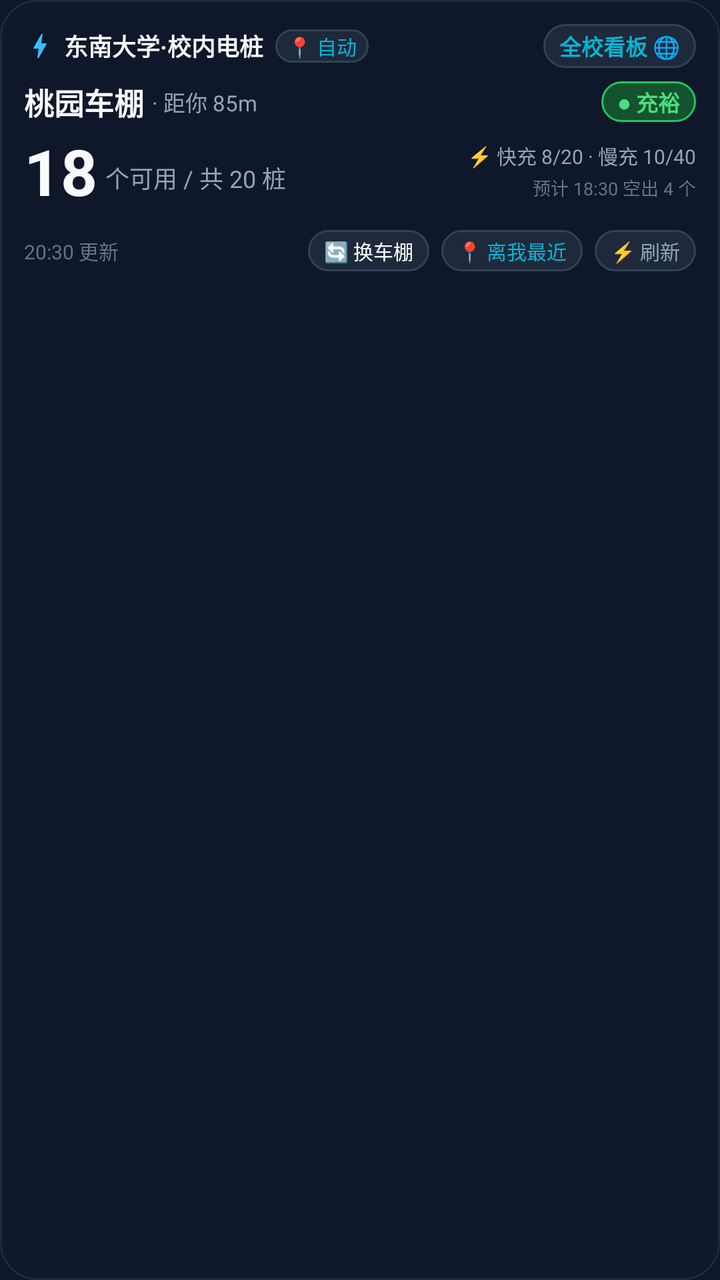
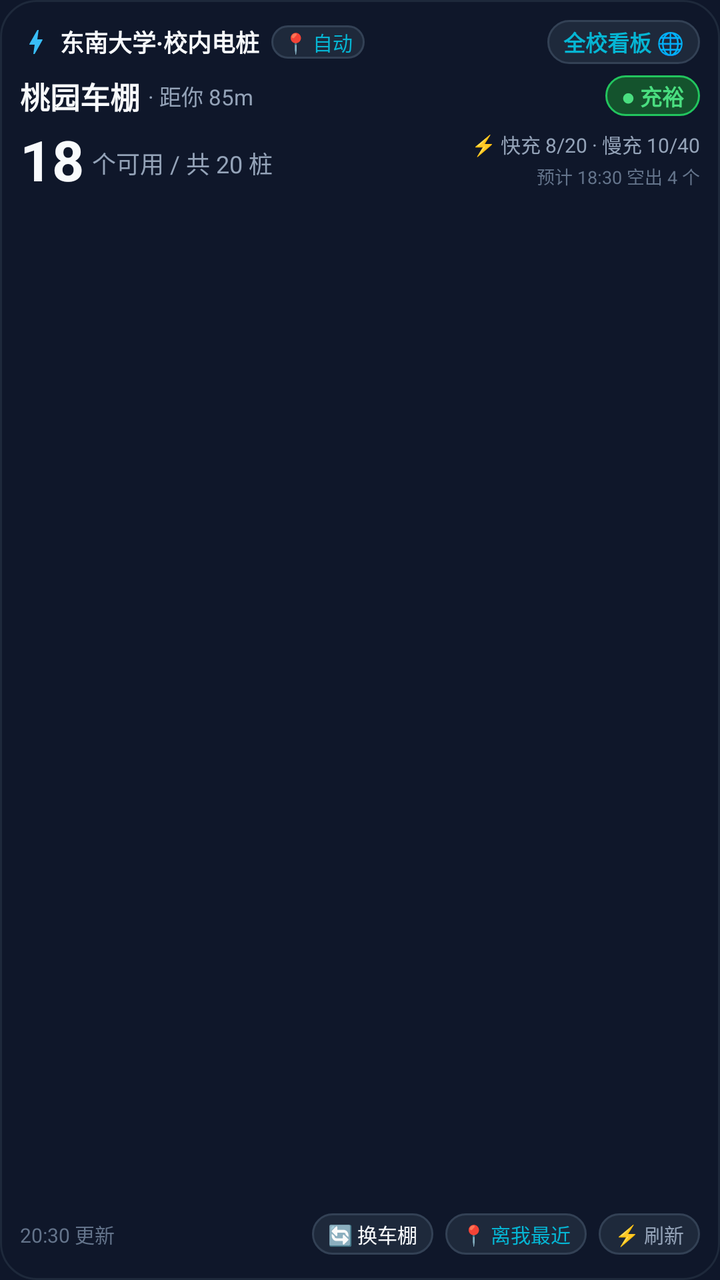

Before-and-after screenshots of an Android layout around one commit, followed by the original layout XML and the change that was made.
<!-- AndroidManifest.xml: application theme Theme.SEUChargingWidget -->
<!-- res/layout/widget_charging_4x2.xml -->
<?xml version="1.0" encoding="utf-8"?>
<LinearLayout xmlns:android="http://schemas.android.com/apk/res/android"
    android:id="@+id/widget_root"
    android:layout_width="match_parent"
    android:layout_height="match_parent"
    android:background="@drawable/bg_widget_card"
    android:orientation="vertical"
    android:padding="12dp">

    
    <LinearLayout
        android:layout_width="match_parent"
        android:layout_height="wrap_content"
        android:gravity="center_vertical"
        android:orientation="horizontal">

        <ImageView
            android:layout_width="16dp"
            android:layout_height="16dp"
            android:contentDescription="@string/widget_title"
            android:src="@drawable/ic_bolt" />

        <TextView
            android:layout_width="wrap_content"
            android:layout_height="wrap_content"
            android:layout_marginStart="4dp"
            android:text="@string/widget_title"
            android:textColor="@color/text_primary"
            android:textSize="12sp"
            android:textStyle="bold" />

        <TextView
            android:id="@+id/tv_mode_tag"
            android:layout_width="wrap_content"
            android:layout_height="wrap_content"
            android:layout_marginStart="6dp"
            android:background="@drawable/bg_pill_button"
            android:paddingStart="6dp"
            android:paddingTop="1dp"
            android:paddingEnd="6dp"
            android:paddingBottom="1dp"
            android:text="📍 自动"
            android:textColor="@color/accent_cyan"
            android:textSize="10sp" />

        <FrameLayout
            android:layout_width="0dp"
            android:layout_height="1dp"
            android:layout_weight="1" />

        
        <TextView
            android:id="@+id/btn_web"
            android:layout_width="wrap_content"
            android:layout_height="wrap_content"
            android:background="@drawable/bg_pill_button"
            android:paddingStart="8dp"
            android:paddingTop="3dp"
            android:paddingEnd="8dp"
            android:paddingBottom="3dp"
            android:text="@string/btn_web"
            android:textColor="@color/accent_cyan"
            android:textSize="11sp"
            android:textStyle="bold" />
    </LinearLayout>

    
    <LinearLayout
        android:layout_width="match_parent"
        android:layout_height="wrap_content"
        android:layout_marginTop="6dp"
        android:gravity="center_vertical"
        android:orientation="horizontal">

        <TextView
            android:id="@+id/tv_station_name"
            android:layout_width="wrap_content"
            android:layout_height="wrap_content"
            android:ellipsize="end"
            android:maxWidth="180dp"
            android:singleLine="true"
            android:text="桃园车棚"
            android:textColor="@color/text_primary"
            android:textSize="15sp"
            android:textStyle="bold" />

        <TextView
            android:id="@+id/tv_distance_info"
            android:layout_width="wrap_content"
            android:layout_height="wrap_content"
            android:layout_marginStart="4dp"
            android:text="· 距你 85m"
            android:textColor="@color/text_secondary"
            android:textSize="11sp" />

        <FrameLayout
            android:layout_width="0dp"
            android:layout_height="1dp"
            android:layout_weight="1" />

        
        <TextView
            android:id="@+id/tv_status_badge"
            android:layout_width="wrap_content"
            android:layout_height="wrap_content"
            android:background="@drawable/bg_badge_green"
            android:paddingStart="8dp"
            android:paddingTop="2dp"
            android:paddingEnd="8dp"
            android:paddingBottom="2dp"
            android:text="● 充裕"
            android:textColor="@color/status_green_text"
            android:textSize="11sp"
            android:textStyle="bold" />
    </LinearLayout>

    
    <LinearLayout
        android:layout_width="match_parent"
        android:layout_height="wrap_content"
        android:layout_marginTop="2dp"
        android:gravity="center_vertical"
        android:orientation="horizontal">

        
        <LinearLayout
            android:layout_width="wrap_content"
            android:layout_height="wrap_content"
            android:gravity="bottom"
            android:orientation="horizontal">

            <TextView
                android:id="@+id/tv_free_count"
                android:layout_width="wrap_content"
                android:layout_height="wrap_content"
                android:text="18"
                android:textColor="@color/text_primary"
                android:textSize="32sp"
                android:textStyle="bold" />

            <TextView
                android:id="@+id/tv_total_suffix"
                android:layout_width="wrap_content"
                android:layout_height="wrap_content"
                android:layout_marginStart="4dp"
                android:layout_marginBottom="4dp"
                android:text="个可用 / 共 20 桩"
                android:textColor="@color/text_secondary"
                android:textSize="12sp" />
        </LinearLayout>

        <FrameLayout
            android:layout_width="0dp"
            android:layout_height="1dp"
            android:layout_weight="1" />

        
        <LinearLayout
            android:layout_width="wrap_content"
            android:layout_height="wrap_content"
            android:gravity="end"
            android:orientation="vertical">

            <TextView
                android:id="@+id/tv_breakdown"
                android:layout_width="wrap_content"
                android:layout_height="wrap_content"
                android:text="⚡ 快充 8/20 · 慢充 10/40"
                android:textColor="@color/text_secondary"
                android:textSize="10sp" />

            <TextView
                android:id="@+id/tv_trend_prediction"
                android:layout_width="wrap_content"
                android:layout_height="wrap_content"
                android:layout_marginTop="2dp"
                android:text="预计 18:30 空出 4 个"
                android:textColor="@color/text_muted"
                android:textSize="9sp" />
        </LinearLayout>
    </LinearLayout>

    
    <LinearLayout
        android:layout_width="match_parent"
        android:layout_height="wrap_content"
        android:layout_marginTop="8dp"
        android:gravity="center_vertical"
        android:orientation="horizontal">

        <TextView
            android:id="@+id/tv_update_time"
            android:layout_width="wrap_content"
            android:layout_height="wrap_content"
            android:text="20:30 更新"
            android:textColor="@color/text_muted"
            android:textSize="10sp" />

        <FrameLayout
            android:layout_width="0dp"
            android:layout_height="1dp"
            android:layout_weight="1" />

        
        <TextView
            android:id="@+id/btn_switch_next"
            android:layout_width="wrap_content"
            android:layout_height="wrap_content"
            android:layout_marginEnd="6dp"
            android:background="@drawable/bg_pill_button"
            android:paddingStart="8dp"
            android:paddingTop="3dp"
            android:paddingEnd="8dp"
            android:paddingBottom="3dp"
            android:text="@string/btn_switch_next"
            android:textColor="@color/text_primary"
            android:textSize="10sp" />

        
        <TextView
            android:id="@+id/btn_auto_locate"
            android:layout_width="wrap_content"
            android:layout_height="wrap_content"
            android:layout_marginEnd="6dp"
            android:background="@drawable/bg_pill_button"
            android:paddingStart="8dp"
            android:paddingTop="3dp"
            android:paddingEnd="8dp"
            android:paddingBottom="3dp"
            android:text="@string/btn_auto_loc"
            android:textColor="@color/accent_cyan"
            android:textSize="10sp" />

        
        <TextView
            android:id="@+id/btn_refresh"
            android:layout_width="wrap_content"
            android:layout_height="wrap_content"
            android:background="@drawable/bg_pill_button"
            android:paddingStart="8dp"
            android:paddingTop="3dp"
            android:paddingEnd="8dp"
            android:paddingBottom="3dp"
            android:text="@string/btn_refresh"
            android:textColor="@color/text_secondary"
            android:textSize="10sp" />
    </LinearLayout>

</LinearLayout>
<!-- resources referenced by this layout -->
<resources>
  <color name="accent_cyan">#06b6d4</color>
  <color name="status_green_text">#4ade80</color>
  <color name="text_muted">#64748b</color>
  <color name="text_primary">#f8fafc</color>
  <color name="text_secondary">#94a3b8</color>
  <!-- drawable bg_badge_green (drawable) -->
  <?xml version="1.0" encoding="utf-8"?>
  <shape xmlns:android="http://schemas.android.com/apk/res/android"
      android:shape="rectangle">
      <solid android:color="@color/status_green_bg" />
      <corners android:radius="12dp" />
      <stroke
          android:width="1dp"
          android:color="@color/status_green_stroke" />
  </shape>
  <!-- drawable bg_pill_button (drawable) -->
  <?xml version="1.0" encoding="utf-8"?>
  <shape xmlns:android="http://schemas.android.com/apk/res/android"
      android:shape="rectangle">
      <solid android:color="@color/btn_pill_bg" />
      <corners android:radius="14dp" />
      <stroke
          android:width="1dp"
          android:color="@color/btn_pill_stroke" />
  </shape>
  <!-- drawable bg_widget_card (drawable) -->
  <?xml version="1.0" encoding="utf-8"?>
  <shape xmlns:android="http://schemas.android.com/apk/res/android"
      android:shape="rectangle">
      <solid android:color="#0f172a" />
      <corners android:radius="18dp" />
      <stroke
          android:width="1dp"
          android:color="#1e293b" />
  </shape>
  <!-- drawable ic_bolt (drawable) -->
  <vector xmlns:android="http://schemas.android.com/apk/res/android"
      android:width="24dp"
      android:height="24dp"
      android:viewportWidth="24"
      android:viewportHeight="24">
      <path
          android:fillColor="#38bdf8"
          android:pathData="M11,21h-1l1,-7H7.5c-0.58,0 -0.57,-0.32 -0.38,-0.66c0.19,-0.34 0.05,-0.08 0.07,-0.12C8.48,10.94 10.42,7.54 13,3h1l-1,7h3.5c0.49,0 0.56,0.33 0.31,0.68L11,21z" />
  </vector>
  <string name="btn_auto_loc">📍 离我最近</string>
  <string name="btn_refresh">⚡ 刷新</string>
  <string name="btn_switch_next">🔄 换车棚</string>
  <string name="btn_web">全校看板 🌐</string>
  <string name="widget_title">东南大学·校内电桩</string>
  <style name="Theme.SEUChargingWidget" parent="Theme.MaterialComponents.DayNight.NoActionBar">
          <item name="colorPrimary">@color/accent_blue</item>
          <item name="colorPrimaryVariant">@color/btn_accent_bg</item>
          <item name="colorOnPrimary">@color/text_primary</item>
          <item name="android:statusBarColor">@color/bg_widget</item>
          <item name="android:windowBackground">@color/bg_widget</item>
      </style>
  <color name="status_green_bg">#14532d</color>
  <color name="status_green_stroke">#22c55e</color>
  <color name="btn_pill_bg">#1e293b</color>
  <color name="btn_pill_stroke">#334155</color>
  <color name="accent_blue">#3b82f6</color>
  <color name="btn_accent_bg">#1d4ed8</color>
  <color name="bg_widget">#0f172a</color>
</resources>

<!-- the commit's change to res/layout/widget_charging_4x2.xml (unified diff, before → after) -->
@@ -5,187 +5,210 @@
     android:layout_height="match_parent"
     android:background="@drawable/bg_widget_card"
     android:orientation="vertical"
-    android:padding="12dp">
+    android:padding="10dp">
 
     
     <LinearLayout
+        android:id="@+id/content_container"
         android:layout_width="match_parent"
-        android:layout_height="wrap_content"
-        android:gravity="center_vertical"
-        android:orientation="horizontal">
-
-        <ImageView
-            android:layout_width="16dp"
-            android:layout_height="16dp"
-            android:contentDescription="@string/widget_title"
-            android:src="@drawable/ic_bolt" />
-
-        <TextView
-            android:layout_width="wrap_content"
-            android:layout_height="wrap_content"
-            android:layout_marginStart="4dp"
-            android:text="@string/widget_title"
-            android:textColor="@color/text_primary"
-            android:textSize="12sp"
-            android:textStyle="bold" />
-
-        <TextView
-            android:id="@+id/tv_mode_tag"
-            android:layout_width="wrap_content"
-            android:layout_height="wrap_content"
-            android:layout_marginStart="6dp"
-            android:background="@drawable/bg_pill_button"
-            android:paddingStart="6dp"
-            android:paddingTop="1dp"
-            android:paddingEnd="6dp"
-            android:paddingBottom="1dp"
-            android:text="📍 自动"
-            android:textColor="@color/accent_cyan"
-            android:textSize="10sp" />
-
-        <FrameLayout
-            android:layout_width="0dp"
-            android:layout_height="1dp"
-            android:layout_weight="1" />
-
-        
-        <TextView
-            android:id="@+id/btn_web"
-            android:layout_width="wrap_content"
-            android:layout_height="wrap_content"
-            android:background="@drawable/bg_pill_button"
-            android:paddingStart="8dp"
-            android:paddingTop="3dp"
-            android:paddingEnd="8dp"
-            android:paddingBottom="3dp"
-            android:text="@string/btn_web"
-            android:textColor="@color/accent_cyan"
-            android:textSize="11sp"
-            android:textStyle="bold" />
+        android:layout_height="0dp"
+        android:layout_weight="1"
+        android:orientation="vertical">
+
+        
+        <LinearLayout
+            android:layout_width="match_parent"
+            android:layout_height="wrap_content"
+            android:gravity="center_vertical"
+            android:orientation="horizontal">
+
+            <ImageView
+                android:layout_width="16dp"
+                android:layout_height="16dp"
+                android:contentDescription="@string/widget_title"
+                android:src="@drawable/ic_bolt" />
+
+            <TextView
+                android:layout_width="wrap_content"
+                android:layout_height="wrap_content"
+                android:layout_marginStart="4dp"
+                android:text="@string/widget_title"
+                android:textColor="@color/text_primary"
+                android:textSize="12sp"
+                android:textStyle="bold" />
+
+            <TextView
+                android:id="@+id/tv_mode_tag"
+                android:layout_width="wrap_content"
+                android:layout_height="wrap_content"
+                android:layout_marginStart="6dp"
+                android:background="@drawable/bg_pill_button"
+                android:paddingStart="6dp"
+                android:paddingTop="1dp"
+                android:paddingEnd="6dp"
+                android:paddingBottom="1dp"
+                android:text="📍 自动"
+                android:textColor="@color/accent_cyan"
+                android:textSize="10sp" />
+
+            <FrameLayout
+                android:layout_width="0dp"
+                android:layout_height="1dp"
+                android:layout_weight="1" />
+
+            
+            <TextView
+                android:id="@+id/btn_web"
+                android:layout_width="wrap_content"
+                android:layout_height="wrap_content"
+                android:background="@drawable/bg_pill_button"
+                android:paddingStart="8dp"
+                android:paddingTop="3dp"
+                android:paddingEnd="8dp"
+                android:paddingBottom="3dp"
+                android:text="@string/btn_web"
+                android:textColor="@color/accent_cyan"
+                android:textSize="11sp"
+                android:textStyle="bold" />
+        </LinearLayout>
+
+        
+        <LinearLayout
+            android:layout_width="match_parent"
+            android:layout_height="wrap_content"
+            android:layout_marginTop="5dp"
+            android:gravity="center_vertical"
+            android:orientation="horizontal">
+
+            <TextView
+                android:id="@+id/tv_station_name"
+                android:layout_width="wrap_content"
+                android:layout_height="wrap_content"
+                android:ellipsize="end"
+                android:maxWidth="180dp"
+                android:singleLine="true"
+                android:text="桃园车棚"
+                android:textColor="@color/text_primary"
+                android:textSize="15sp"
+                android:textStyle="bold" />
+
+            <TextView
+                android:id="@+id/tv_distance_info"
+                android:layout_width="wrap_content"
+                android:layout_height="wrap_content"
+                android:layout_marginStart="4dp"
+                android:ellipsize="end"
+                android:maxLines="1"
+                android:singleLine="true"
+                android:text="· 距你 85m"
+                android:textColor="@color/text_secondary"
+                android:textSize="11sp" />
+
+            <FrameLayout
+                android:layout_width="0dp"
+                android:layout_height="1dp"
+                android:layout_weight="1" />
+
+            
+            <TextView
+                android:id="@+id/tv_status_badge"
+                android:layout_width="wrap_content"
+                android:layout_height="wrap_content"
+                android:background="@drawable/bg_badge_green"
+                android:paddingStart="8dp"
+                android:paddingTop="2dp"
+                android:paddingEnd="8dp"
+                android:paddingBottom="2dp"
+                android:text="● 充裕"
+                android:textColor="@color/status_green_text"
+                android:textSize="11sp"
+                android:textStyle="bold" />
+        </LinearLayout>
+
+        
+        <LinearLayout
+            android:layout_width="match_parent"
+            android:layout_height="wrap_content"
+            android:layout_marginTop="2dp"
+            android:gravity="center_vertical"
+            android:orientation="horizontal">
+
+            
+            <LinearLayout
+                android:layout_width="wrap_content"
+                android:layout_height="wrap_content"
+                android:gravity="bottom"
+                android:orientation="horizontal">
+
+                <TextView
+                    android:id="@+id/tv_free_count"
+                    android:layout_width="wrap_content"
+                    android:layout_height="wrap_content"
+                    android:text="18"
+                    android:textColor="@color/text_primary"
+                    android:textSize="28sp"
+                    android:textStyle="bold" />
+
+                <TextView
+                    android:id="@+id/tv_total_suffix"
+                    android:layout_width="wrap_content"
+                    android:layout_height="wrap_content"
+                    android:layout_marginStart="4dp"
+                    android:layout_marginBottom="4dp"
+                    android:ellipsize="end"
+                    android:maxLines="1"
+                    android:singleLine="true"
+                    android:text="个可用 / 共 20 桩"
+                    android:textColor="@color/text_secondary"
+                    android:textSize="12sp" />
+            </LinearLayout>
+
+            
+            <LinearLayout
+                android:layout_width="0dp"
+                android:layout_height="wrap_content"
+                android:layout_marginStart="6dp"
+                android:layout_weight="1"
+                android:gravity="end"
+                android:orientation="vertical">
+
+                <TextView
+                    android:id="@+id/tv_breakdown"
+                    android:layout_width="wrap_content"
+                    android:layout_height="wrap_content"
+                    android:ellipsize="end"
+                    android:gravity="end"
+                    android:maxLines="1"
+                    android:singleLine="true"
+                    android:text="⚡ 快充 8/20 · 慢充 10/40"
+                    android:textColor="@color/text_secondary"
+                    android:textSize="10sp" />
+
+                <TextView
+                    android:id="@+id/tv_trend_prediction"
+                    android:layout_width="wrap_content"
+                    android:layout_height="wrap_content"
+                    android:layout_marginTop="2dp"
+                    android:ellipsize="end"
+                    android:gravity="end"
+                    android:maxLines="1"
+                    android:singleLine="true"
+                    android:text="预计 18:30 空出 4 个"
+                    android:textColor="@color/text_muted"
+                    android:textSize="9sp" />
+            </LinearLayout>
+        </LinearLayout>
+
     </LinearLayout>
 
     
     <LinearLayout
+        android:id="@+id/action_bar"
         android:layout_width="match_parent"
         android:layout_height="wrap_content"
         android:layout_marginTop="6dp"
         android:gravity="center_vertical"
-        android:orientation="horizontal">
-
-        <TextView
-            android:id="@+id/tv_station_name"
-            android:layout_width="wrap_content"
-            android:layout_height="wrap_content"
-            android:ellipsize="end"
-            android:maxWidth="180dp"
-            android:singleLine="true"
-            android:text="桃园车棚"
-            android:textColor="@color/text_primary"
-            android:textSize="15sp"
-            android:textStyle="bold" />
-
-        <TextView
-            android:id="@+id/tv_distance_info"
-            android:layout_width="wrap_content"
-            android:layout_height="wrap_content"
-            android:layout_marginStart="4dp"
-            android:text="· 距你 85m"
-            android:textColor="@color/text_secondary"
-            android:textSize="11sp" />
-
-        <FrameLayout
-            android:layout_width="0dp"
-            android:layout_height="1dp"
-            android:layout_weight="1" />
-
-        
-        <TextView
-            android:id="@+id/tv_status_badge"
-            android:layout_width="wrap_content"
-            android:layout_height="wrap_content"
-            android:background="@drawable/bg_badge_green"
-            android:paddingStart="8dp"
-            android:paddingTop="2dp"
-            android:paddingEnd="8dp"
-            android:paddingBottom="2dp"
-            android:text="● 充裕"
-            android:textColor="@color/status_green_text"
-            android:textSize="11sp"
-            android:textStyle="bold" />
-    </LinearLayout>
-
-    
-    <LinearLayout
-        android:layout_width="match_parent"
-        android:layout_height="wrap_content"
-        android:layout_marginTop="2dp"
-        android:gravity="center_vertical"
-        android:orientation="horizontal">
-
-        
-        <LinearLayout
-            android:layout_width="wrap_content"
-            android:layout_height="wrap_content"
-            android:gravity="bottom"
-            android:orientation="horizontal">
-
-            <TextView
-                android:id="@+id/tv_free_count"
-                android:layout_width="wrap_content"
-                android:layout_height="wrap_content"
-                android:text="18"
-                android:textColor="@color/text_primary"
-                android:textSize="32sp"
-                android:textStyle="bold" />
-
-            <TextView
-                android:id="@+id/tv_total_suffix"
-                android:layout_width="wrap_content"
-                android:layout_height="wrap_content"
-                android:layout_marginStart="4dp"
-                android:layout_marginBottom="4dp"
-                android:text="个可用 / 共 20 桩"
-                android:textColor="@color/text_secondary"
-                android:textSize="12sp" />
-        </LinearLayout>
-
-        <FrameLayout
-            android:layout_width="0dp"
-            android:layout_height="1dp"
-            android:layout_weight="1" />
-
-        
-        <LinearLayout
-            android:layout_width="wrap_content"
-            android:layout_height="wrap_content"
-            android:gravity="end"
-            android:orientation="vertical">
-
-            <TextView
-                android:id="@+id/tv_breakdown"
-                android:layout_width="wrap_content"
-                android:layout_height="wrap_content"
-                android:text="⚡ 快充 8/20 · 慢充 10/40"
-                android:textColor="@color/text_secondary"
-                android:textSize="10sp" />
-
-            <TextView
-                android:id="@+id/tv_trend_prediction"
-                android:layout_width="wrap_content"
-                android:layout_height="wrap_content"
-                android:layout_marginTop="2dp"
-                android:text="预计 18:30 空出 4 个"
-                android:textColor="@color/text_muted"
-                android:textSize="9sp" />
-        </LinearLayout>
-    </LinearLayout>
-
-    
-    <LinearLayout
-        android:layout_width="match_parent"
-        android:layout_height="wrap_content"
-        android:layout_marginTop="8dp"
-        android:gravity="center_vertical"
+        android:minHeight="26dp"
         android:orientation="horizontal">
 
         <TextView
